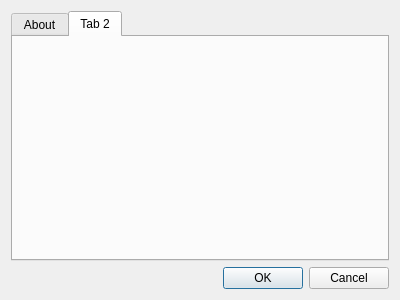
RyanNerd/finny, file finny/ui/Settings.ui: the form before one commit.
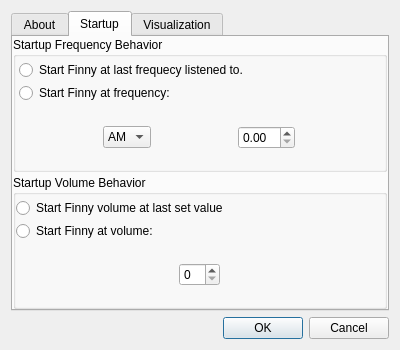
The form after the commit. The open tabs and pages were chosen to show the change. Icons and pictures are not drawn.

Commit message: Added general startup settings to the settings dialog. The reflection of these values between the applicaiton and this dialog is correct.

Diff of the .ui file:
```diff
--- a/finny/ui/Settings.ui
+++ b/finny/ui/Settings.ui
@@ -7,11 +7,11 @@
     <x>0</x>
     <y>0</y>
     <width>400</width>
-    <height>300</height>
+    <height>350</height>
    </rect>
   </property>
   <property name="sizePolicy">
-   <sizepolicy hsizetype="Fixed" vsizetype="Fixed">
+   <sizepolicy hsizetype="Expanding" vsizetype="Expanding">
     <horstretch>0</horstretch>
     <verstretch>0</verstretch>
    </sizepolicy>
@@ -19,7 +19,7 @@
   <property name="maximumSize">
    <size>
     <width>400</width>
-    <height>301</height>
+    <height>350</height>
    </size>
   </property>
   <property name="windowTitle">
@@ -71,8 +71,175 @@
      </widget>
      <widget class="QWidget" name="tab_2">
       <attribute name="title">
-       <string>Tab 2</string>
+       <string>Startup</string>
       </attribute>
+      <layout class="QVBoxLayout" name="verticalLayout_2">
+       <property name="spacing">
+        <number>3</number>
+       </property>
+       <property name="margin">
+        <number>0</number>
+       </property>
+       <item>
+        <widget class="QGroupBox" name="groupBox">
+         <property name="title">
+          <string>Startup Frequency Behavior</string>
+         </property>
+         <layout class="QVBoxLayout" name="verticalLayout_3">
+          <property name="spacing">
+           <number>3</number>
+          </property>
+          <property name="leftMargin">
+           <number>3</number>
+          </property>
+          <property name="topMargin">
+           <number>3</number>
+          </property>
+          <property name="rightMargin">
+           <number>3</number>
+          </property>
+          <property name="bottomMargin">
+           <number>0</number>
+          </property>
+          <item>
+           <widget class="QRadioButton" name="StartAtLastFrequency">
+            <property name="text">
+             <string>Start Finny at last frequecy listened to.</string>
+            </property>
+           </widget>
+          </item>
+          <item>
+           <widget class="QRadioButton" name="StartAtFixedFrequency">
+            <property name="text">
+             <string>Start Finny at frequency:</string>
+            </property>
+           </widget>
+          </item>
+          <item>
+           <widget class="QWidget" name="StartFrequencyPanel" native="true">
+            <layout class="QHBoxLayout" name="horizontalLayout_2">
+             <property name="spacing">
+              <number>3</number>
+             </property>
+             <property name="margin">
+              <number>0</number>
+             </property>
+             <item>
+              <widget class="QComboBox" name="StartBand">
+               <property name="sizePolicy">
+                <sizepolicy hsizetype="Fixed" vsizetype="Fixed">
+                 <horstretch>0</horstretch>
+                 <verstretch>0</verstretch>
+                </sizepolicy>
+               </property>
+               <item>
+                <property name="text">
+                 <string>AM</string>
+                </property>
+               </item>
+               <item>
+                <property name="text">
+                 <string>FM</string>
+                </property>
+               </item>
+              </widget>
+             </item>
+             <item>
+              <widget class="QDoubleSpinBox" name="StartFreq">
+               <property name="sizePolicy">
+                <sizepolicy hsizetype="Fixed" vsizetype="Fixed">
+                 <horstretch>0</horstretch>
+                 <verstretch>0</verstretch>
+                </sizepolicy>
+               </property>
+              </widget>
+             </item>
+            </layout>
+           </widget>
+          </item>
+         </layout>
+        </widget>
+       </item>
+       <item>
+        <widget class="QGroupBox" name="groupBox_2">
+         <property name="title">
+          <string>Startup Volume Behavior</string>
+         </property>
+         <layout class="QVBoxLayout" name="verticalLayout_4">
+          <property name="spacing">
+           <number>3</number>
+          </property>
+          <property name="leftMargin">
+           <number>0</number>
+          </property>
+          <property name="topMargin">
+           <number>3</number>
+          </property>
+          <property name="rightMargin">
+           <number>0</number>
+          </property>
+          <property name="bottomMargin">
+           <number>0</number>
+          </property>
+          <item>
+           <widget class="QRadioButton" name="StartAtLastVolume">
+            <property name="text">
+             <string>Start Finny volume at last set value</string>
+            </property>
+           </widget>
+          </item>
+          <item>
+           <widget class="QRadioButton" name="StartAtVolume">
+            <property name="text">
+             <string>Start Finny at volume:</string>
+            </property>
+           </widget>
+          </item>
+          <item>
+           <widget class="QWidget" name="StartVolumePanel" native="true">
+            <layout class="QHBoxLayout" name="horizontalLayout_3">
+             <property name="spacing">
+              <number>3</number>
+             </property>
+             <property name="margin">
+              <number>0</number>
+             </property>
+             <item>
+              <widget class="QSpinBox" name="FixedVolume">
+               <property name="sizePolicy">
+                <sizepolicy hsizetype="Fixed" vsizetype="Fixed">
+                 <horstretch>0</horstretch>
+                 <verstretch>0</verstretch>
+                </sizepolicy>
+               </property>
+              </widget>
+             </item>
+            </layout>
+           </widget>
+          </item>
+         </layout>
+        </widget>
+       </item>
+      </layout>
+     </widget>
+     <widget class="QWidget" name="VisualizationTab">
+      <attribute name="title">
+       <string>Visualization</string>
+      </attribute>
+      <layout class="QVBoxLayout" name="verticalLayout_5">
+       <item>
+        <widget class="QGroupBox" name="groupBox_3">
+         <property name="title">
+          <string>Plugin</string>
+         </property>
+         <layout class="QVBoxLayout" name="verticalLayout_6">
+          <item>
+           <widget class="QComboBox" name="comboBox_2"/>
+          </item>
+         </layout>
+        </widget>
+       </item>
+      </layout>
      </widget>
     </widget>
    </item>
```
Left out of the diff: 56 changed lines with no effect on the pictures. The commit also changes 5 other files.
